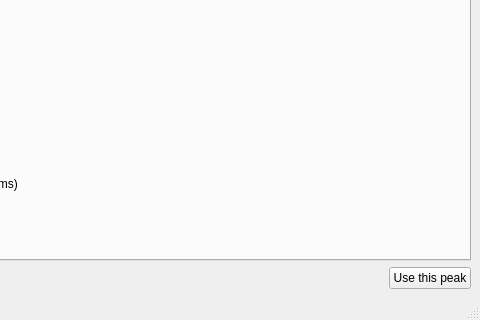
The window that ui/ui_bragg_edge_peak_fitting.ui (neutronimaging/python_notebooks) describes before a commit, drawn with Qt 5; both pictures show x 866 to 1346 and y 534 to 854 of the 1346 by 854 pixel window.
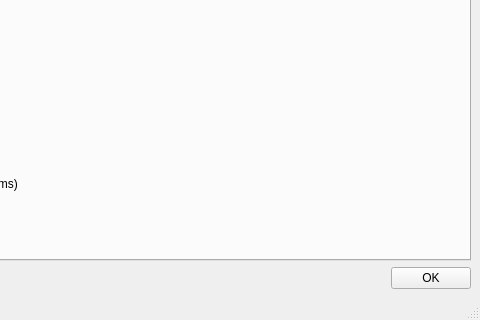
The same window after the commit.

Commit message: changez label of validation button

```diff
--- a/ui/ui_bragg_edge_peak_fitting.ui
+++ b/ui/ui_bragg_edge_peak_fitting.ui
@@ -539,7 +539,7 @@
       <item>
        <widget class="QPushButton" name="apply_button">
         <property name="text">
-         <string>Use this peak</string>
+         <string>OK</string>
         </property>
        </widget>
       </item>
```
